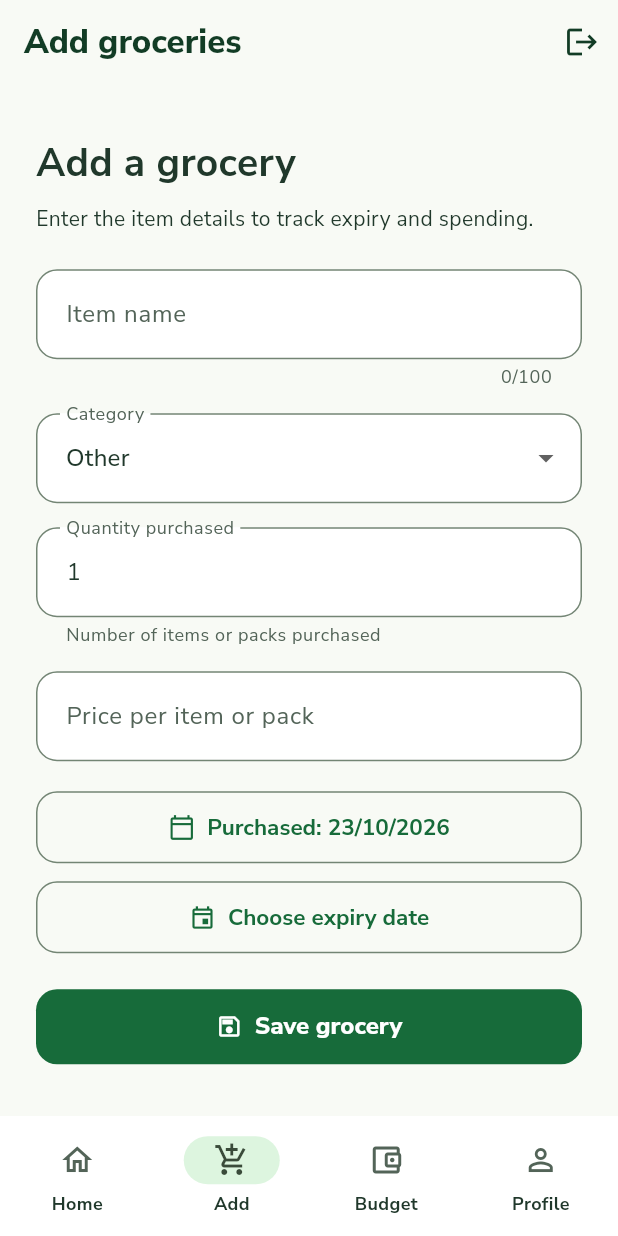
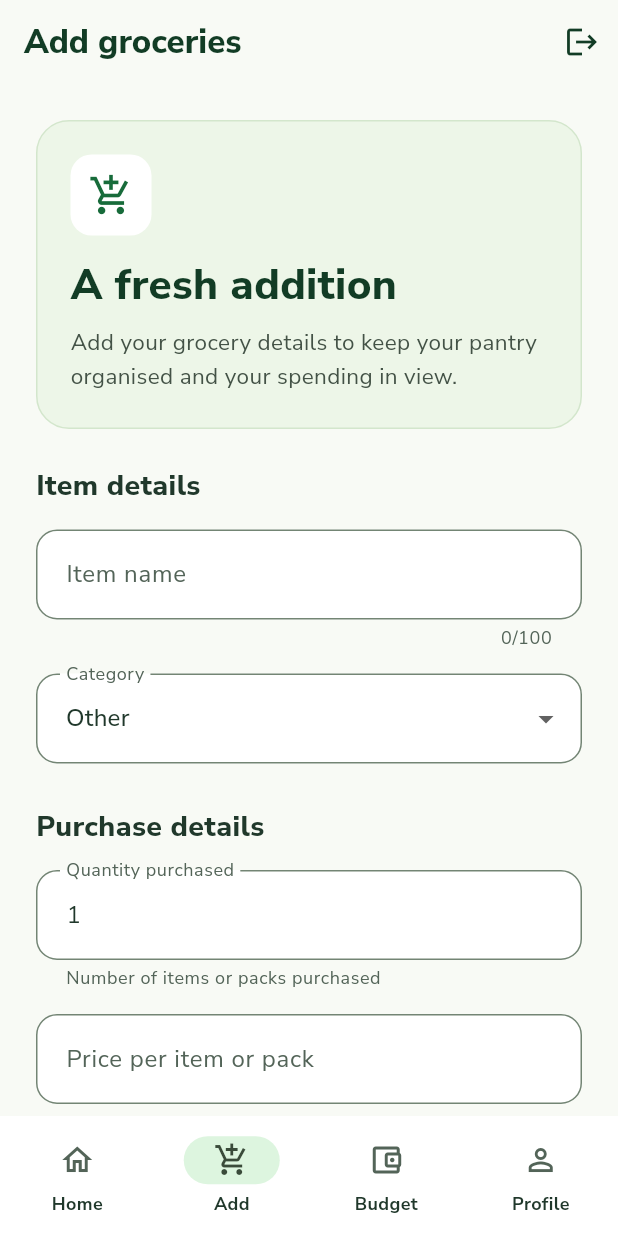
Before and after one commit to faithgelemu/faithful-pantry, a Flutter app: the screen it shows once a user with an empty profile is signed in, item 2 of the bottom bar chosen, on a phone screen of 412 x 824 dp. Run offline on Flutter 3.47's test engine with Material 3 defaults, Android fonts, the phone set to English and light mode, and no system bars; our stand-ins replace cloud_firestore, firebase_auth, firebase_core, google_fonts; accounts and stored records are empty; statements that could not run were skipped.

Commit message:
Polish grocery form with welcoming header and clear sections

```diff
--- a/lib/add_grocery_screen.dart
+++ b/lib/add_grocery_screen.dart
@@ -216,18 +216,62 @@ slowSaveTimer = Timer(const Duration(seconds: 10), () {
             child: Column(
               crossAxisAlignment: CrossAxisAlignment.stretch,
               children: [
-                const Text(
-                  'Add a grocery',
-                  style: TextStyle(
-                    fontSize: 26,
-                    fontWeight: FontWeight.bold,
+                Container(
+  padding: const EdgeInsets.all(22),
+  decoration: BoxDecoration(
+    color: const Color(0xFFEDF6E8),
+    borderRadius: BorderRadius.circular(22),
+    border: Border.all(
+      color: const Color(0xFFD3E6CC),
     ),
   ),
-                const SizedBox(height: 8),
+  child: Column(
+    crossAxisAlignment: CrossAxisAlignment.start,
+    children: [
+      Container(
+        padding: const EdgeInsets.all(12),
+        decoration: BoxDecoration(
+          color: Colors.white,
+          borderRadius: BorderRadius.circular(14),
+        ),
+        child: const Icon(
+          Icons.add_shopping_cart_outlined,
+          color: Color(0xFF176B3A),
+          size: 30,
+        ),
+      ),
+      const SizedBox(height: 16),
       const Text(
-                  'Enter the item details to track expiry and spending.',
+        'A fresh addition',
+        style: TextStyle(
+          fontSize: 28,
+          height: 1.2,
+          fontWeight: FontWeight.w800,
+          color: Color(0xFF123C25),
+        ),
+      ),
+      const SizedBox(height: 10),
+      const Text(
+        'Add your grocery details to keep your pantry '
+        'organised and your spending in view.',
+        style: TextStyle(
+          fontSize: 15,
+          height: 1.5,
+          color: Color(0xFF435246),
+        ),
+      ),
+    ],
+  ),
 ),
 const SizedBox(height: 24),
+const Text(
+  'Item details',
+  style: TextStyle(
+    fontSize: 19,
+    fontWeight: FontWeight.w800,
+  ),
+),
+const SizedBox(height: 16),
                 TextFormField(
                   controller: nameController,
                   enabled: !isSaving,
@@ -268,6 +312,14 @@ slowSaveTimer = Timer(const Duration(seconds: 10), () {
                           });
                         },
                 ),
+                const SizedBox(height: 28),
+const Text(
+  'Purchase details',
+  style: TextStyle(
+    fontSize: 19,
+    fontWeight: FontWeight.w800,
+  ),
+),
 const SizedBox(height: 16),
 TextFormField(
   controller: quantityController,
@@ -307,7 +359,23 @@ slowSaveTimer = Timer(const Duration(seconds: 10), () {
                     return null;
                   },
                 ),
-                const SizedBox(height: 20),
+                const SizedBox(height: 28),
+const Text(
+  'Important dates',
+  style: TextStyle(
+    fontSize: 19,
+    fontWeight: FontWeight.w800,
+  ),
+),
+const SizedBox(height: 8),
+const Text(
+  'Record when you bought it and the expiry date on its label.',
+  style: TextStyle(
+    color: Color(0xFF536458),
+    height: 1.5,
+  ),
+),
+const SizedBox(height: 16),
 OutlinedButton.icon(
                   onPressed: isSaving
                       ? null
```
Lines whose indentation alone changed are shown as unchanged.
